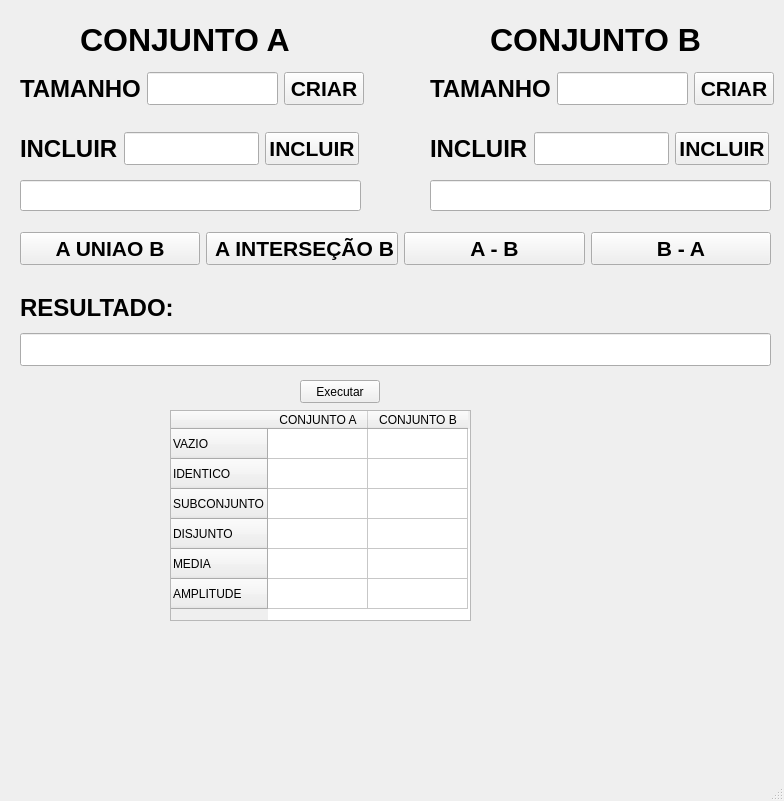
This is telaprincipal.ui in LeorafaelART/conjuntos1 as Qt 5 draws it before an edit. The edited form follows.
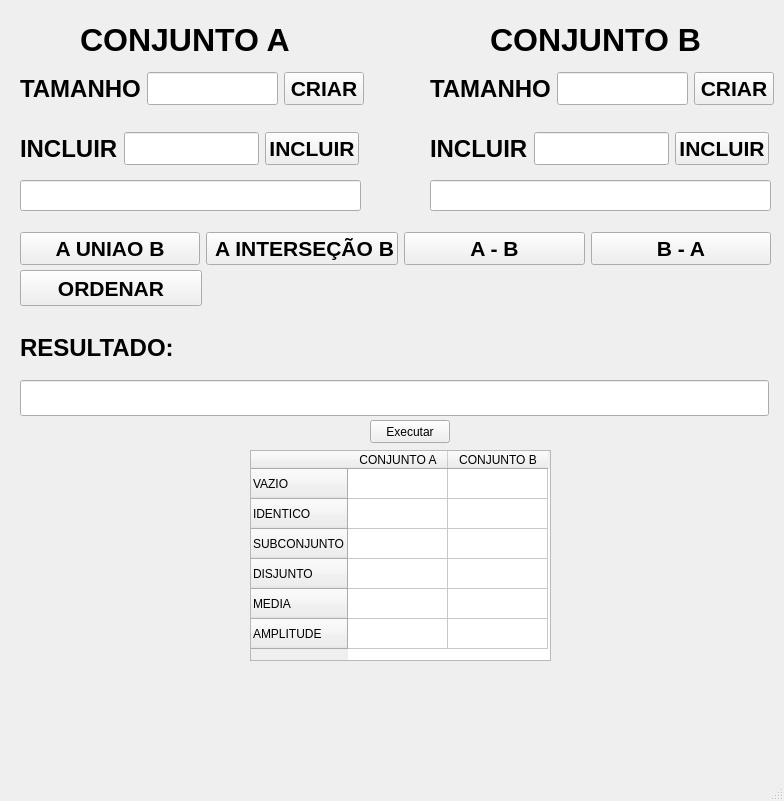
This is the edited form.

The edit to the form file:
```diff
--- a/telaprincipal.ui
+++ b/telaprincipal.ui
@@ -314,7 +314,7 @@
     <property name="geometry">
      <rect>
       <x>20</x>
-      <y>290</y>
+      <y>310</y>
       <width>751</width>
       <height>76</height>
      </rect>
@@ -327,26 +327,13 @@
        </property>
       </widget>
      </item>
-     <item>
-      <widget class="QLineEdit" name="lineEditResultado">
-       <property name="font">
-        <font>
-         <pointsize>16</pointsize>
-         <bold>true</bold>
-        </font>
-       </property>
-       <property name="readOnly">
-        <bool>true</bool>
-       </property>
-      </widget>
-     </item>
     </layout>
    </widget>
    <widget class="QPushButton" name="pushButton">
     <property name="geometry">
      <rect>
-      <x>300</x>
-      <y>380</y>
+      <x>370</x>
+      <y>420</y>
       <width>80</width>
       <height>23</height>
      </rect>
@@ -358,8 +345,8 @@
    <widget class="QTableWidget" name="tableWidgetSaida">
     <property name="geometry">
      <rect>
-      <x>170</x>
-      <y>410</y>
+      <x>250</x>
+      <y>450</y>
       <width>301</width>
       <height>211</height>
      </rect>
@@ -405,6 +392,44 @@
      </property>
     </column>
    </widget>
+   <widget class="QLineEdit" name="lineEditResultado">
+    <property name="geometry">
+     <rect>
+      <x>20</x>
+      <y>380</y>
+      <width>749</width>
+      <height>36</height>
+     </rect>
+    </property>
+    <property name="font">
+     <font>
+      <pointsize>16</pointsize>
+      <bold>true</bold>
+     </font>
+    </property>
+    <property name="readOnly">
+     <bool>true</bool>
+    </property>
+   </widget>
+   <widget class="QPushButton" name="pushButtonCADiferencaCB_2">
+    <property name="geometry">
+     <rect>
+      <x>20</x>
+      <y>270</y>
+      <width>182</width>
+      <height>36</height>
+     </rect>
+    </property>
+    <property name="font">
+     <font>
+      <pointsize>16</pointsize>
+      <bold>true</bold>
+     </font>
+    </property>
+    <property name="text">
+     <string>ORDENAR</string>
+    </property>
+   </widget>
   </widget>
   <widget class="QMenuBar" name="menubar">
    <property name="geometry">
```
Left out of the diff: 3 changed lines with no effect on the pictures.
